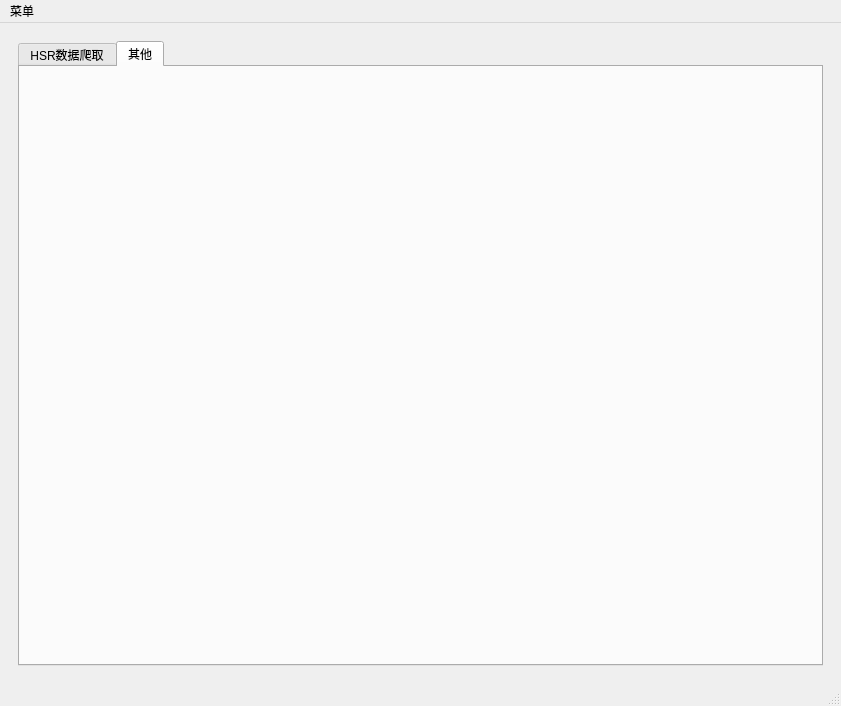
Old version of the form ui/HSRMain.ui in the repository zq56745674/HSR_DATA_SERVER.
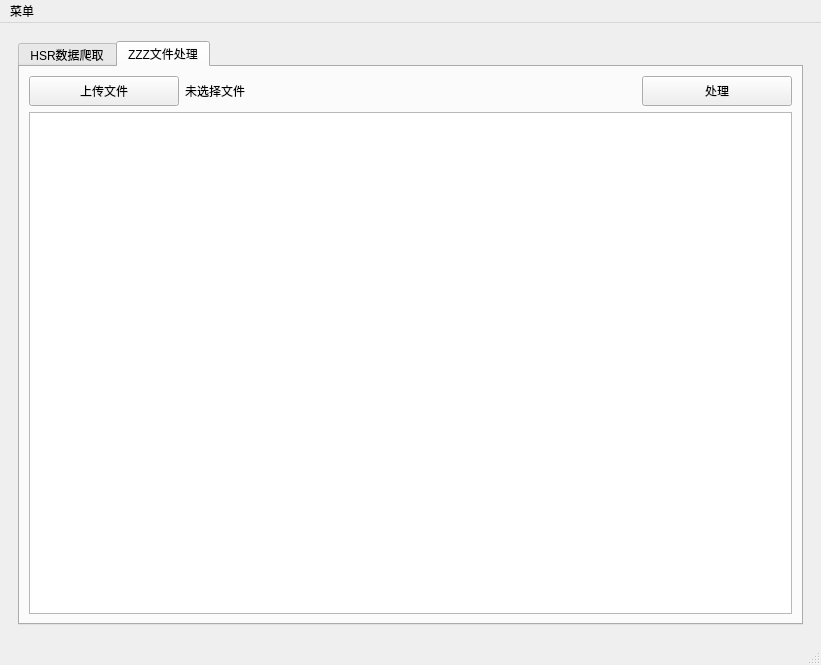
New version of the form. The open tabs and pages were chosen to show the change.

What changed in the file:
```diff
--- a/ui/HSRMain.ui
+++ b/ui/HSRMain.ui
@@ -6,8 +6,8 @@
    <rect>
     <x>0</x>
     <y>0</y>
-    <width>841</width>
-    <height>706</height>
+    <width>821</width>
+    <height>665</height>
    </rect>
   </property>
   <property name="windowTitle">
@@ -565,8 +565,50 @@
          </widget>
          <widget class="QWidget" name="tabWidgetPage2" native="true">
           <attribute name="title">
-           <string>其他</string>
+           <string>ZZZ文件处理</string>
           </attribute>
+          <layout class="QVBoxLayout" name="verticalLayout_5">
+           <item>
+            <layout class="QHBoxLayout" name="horizontalLayout_13" stretch="1,3,1">
+             <item>
+              <widget class="QPushButton" name="fileButton_2">
+               <property name="minimumSize">
+                <size>
+                 <width>0</width>
+                 <height>30</height>
+                </size>
+               </property>
+               <property name="text">
+                <string>上传文件</string>
+               </property>
+              </widget>
+             </item>
+             <item>
+              <widget class="QLabel" name="fileLabel_2">
+               <property name="text">
+                <string>未选择文件</string>
+               </property>
+              </widget>
+             </item>
+             <item>
+              <widget class="QPushButton" name="fileZZZExeButton">
+               <property name="minimumSize">
+                <size>
+                 <width>0</width>
+                 <height>30</height>
+                </size>
+               </property>
+               <property name="text">
+                <string>处理</string>
+               </property>
+              </widget>
+             </item>
+            </layout>
+           </item>
+           <item>
+            <widget class="QTextBrowser" name="textBrowser"/>
+           </item>
+          </layout>
          </widget>
         </widget>
        </item>
@@ -580,8 +622,8 @@
     <rect>
      <x>0</x>
      <y>0</y>
-     <width>841</width>
-     <height>26</height>
+     <width>821</width>
+     <height>33</height>
     </rect>
    </property>
    <widget class="QMenu" name="menu">
```
Left out of the diff: 31 changed lines with no effect on the pictures.
